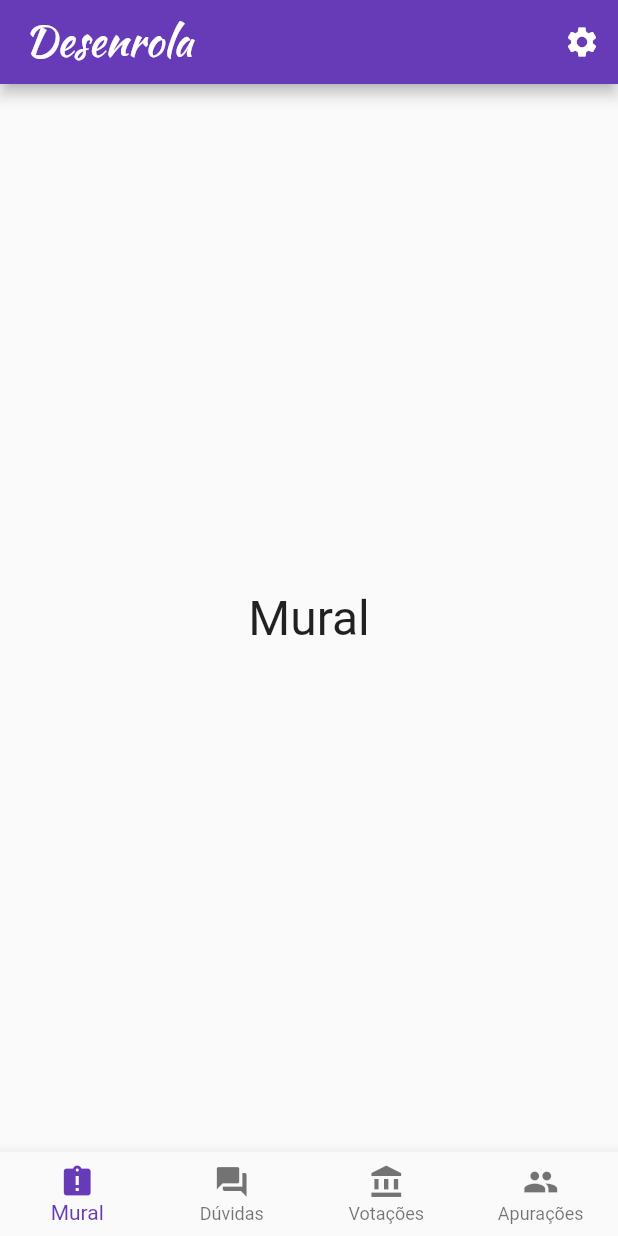
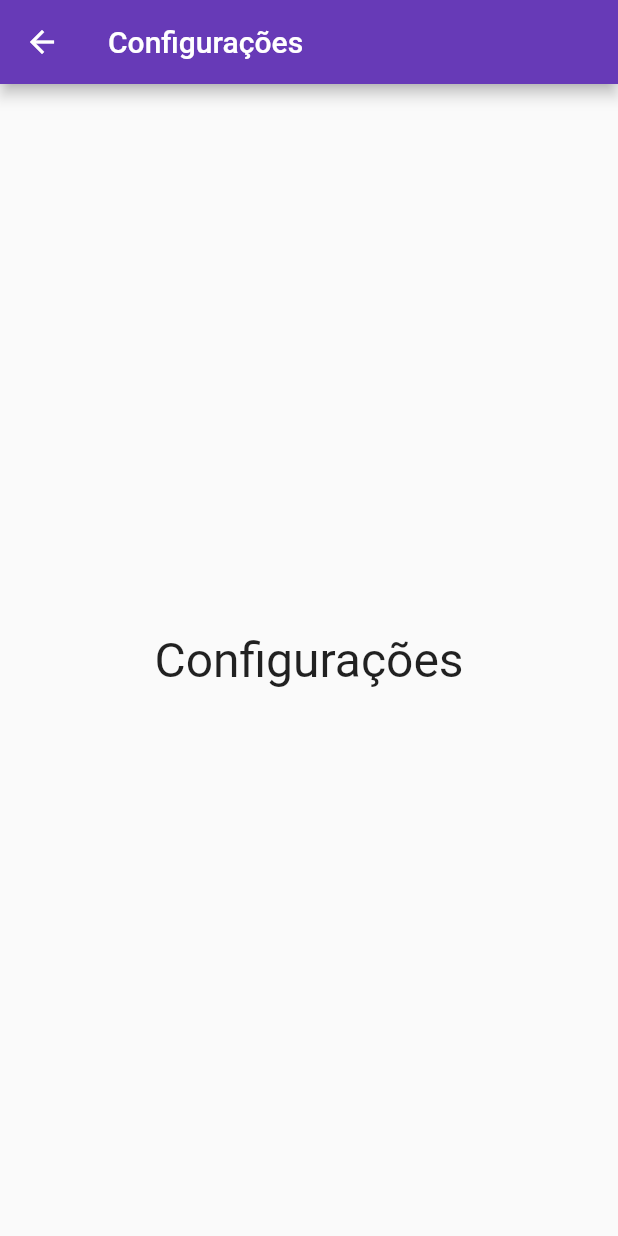
Before and after one commit to avlnx/assembly, a Flutter app: the screen it shows after launch, after a tap on the "settings" icon, on a phone screen of 412 x 824 dp. Run offline on Flutter 3.47's test engine with Material 2 defaults, Android fonts, the phone set to English and light mode, and no system bars.

Commit message:
Adds settings screen and navigation

```diff
--- a/lib/home_widget.dart
+++ b/lib/home_widget.dart
@@ -1,5 +1,6 @@
 import 'package:flutter/material.dart';
 import 'placeholder_widget.dart';
+import 'screens/settings_screen.dart';
 
 class Home extends StatefulWidget {
   @override
@@ -31,7 +32,14 @@ class _HomeState extends State<Home> {
         actions: <Widget>[
           IconButton(
             icon: Icon(Icons.settings),
-            onPressed: () {},
+            onPressed: () {
+              Navigator.push(
+                context,
+                MaterialPageRoute(
+                  builder: (context) => SettingsScreen(),
+                ),
+              );
+            },
           ),
         ],
       ),
--- /dev/null
+++ b/lib/screens/settings_screen.dart
@@ -0,0 +1,14 @@
+import 'package:flutter/material.dart';
+import '../placeholder_widget.dart';
+
+class SettingsScreen extends StatelessWidget {
+  @override
+  Widget build(BuildContext context) {
+    return Scaffold(
+      appBar: AppBar(
+        title: Text('Configurações'),
+      ),
+      body: PlaceholderWidget('Configurações'),
+    );
+  }
+}
```
